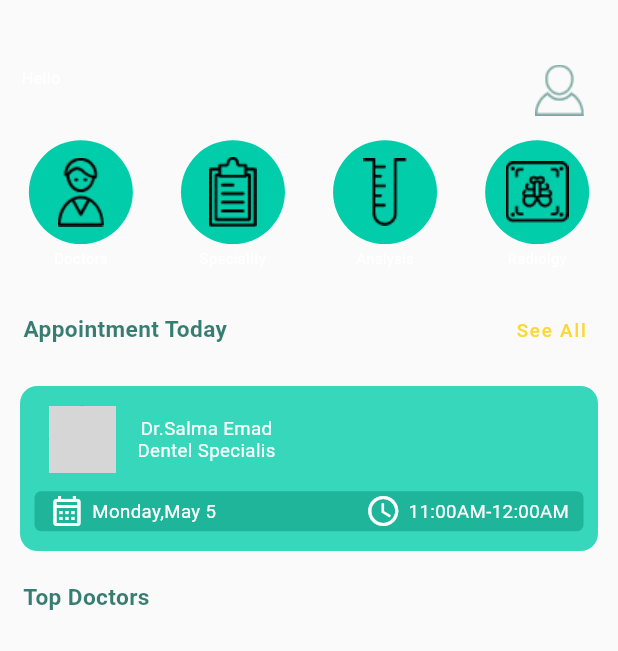
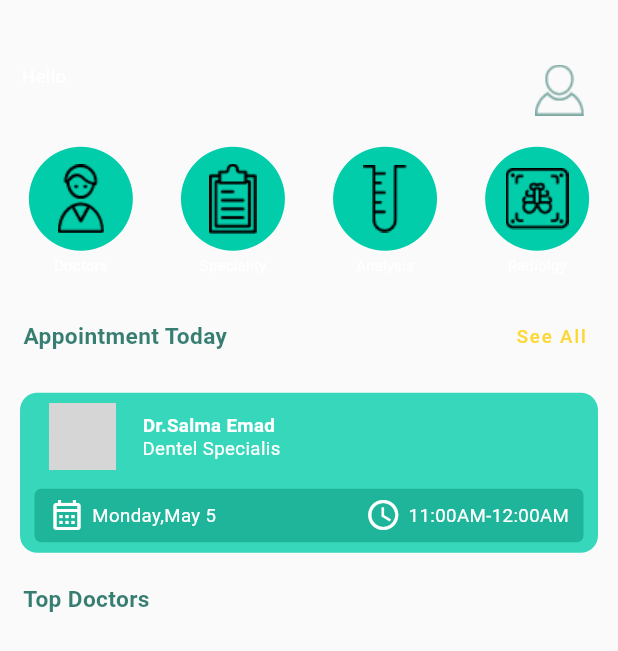
Before and after one commit to m6197/hospital_management-, a Flutter app: the homescrren screen opened directly, on a phone screen of 412 x 824 dp. Shown: the top 651 px of the screen. Run offline on Flutter 3.47's test engine with Material 2 defaults, Android fonts, the phone set to English and light mode, and no system bars; our stand-ins replace bloc, dio, flutter_bloc, flutter_screenutil, shared_preferences, toggle_switch; missing offline and left inert: animated_button_bar; accounts and stored records are empty; network calls fail; grey boxes are pictures that could not be loaded.

Commit message:
home screen

```diff
--- a/lib/View/homescreen_components/homescreen.dart
+++ b/lib/View/homescreen_components/homescreen.dart
@@ -35,7 +35,7 @@ class homescrren extends StatelessWidget {
                             Text(
                               'Hello',
                               style: TextStyle(
-                                fontSize: 12.sp,
+                                fontSize: 14.sp,
                               ),
                             ),
                             Text(
@@ -44,6 +44,7 @@ class homescrren extends StatelessWidget {
                                   : '',
                               style: TextStyle(
                                 fontWeight: FontWeight.bold,
+                                fontSize: 18.sp,
                               ),
                             ),
                           ],
@@ -64,7 +65,7 @@ class homescrren extends StatelessWidget {
                     ),
                   ),
                   SizedBox(
-                    height: 10.h,
+                    height: 15.h,
                   ),
                   Column(
                     crossAxisAlignment: CrossAxisAlignment.start,
@@ -218,7 +219,7 @@ class homescrren extends StatelessWidget {
     return Padding(
       padding: EdgeInsets.all(15.0.r),
       child: Container(
-        height: 110,
+        height: 120.h,
         decoration: BoxDecoration(
           color: Color.fromARGB(200, 1, 205, 170),
           borderRadius: BorderRadius.circular(13.r),
@@ -245,10 +246,11 @@ class homescrren extends StatelessWidget {
                       'Dr.Salma Emad',
                       style: TextStyle(
                         color: Colors.white,
+                        fontWeight: FontWeight.bold,
                       ),
                     ),
                     Text(
-                      'Dentel Specialis',
+                      ' Dentel Specialis',
                       style: TextStyle(
                         color: Colors.white,
                       ),
@@ -263,7 +265,7 @@ class homescrren extends StatelessWidget {
             Padding(
               padding: EdgeInsets.symmetric(vertical: 0, horizontal: 10.w),
               child: Container(
-                height: 30.h,
+                height: 40.h,
                 decoration: BoxDecoration(
                   color: Color.fromARGB(120, 2, 143, 119),
                   borderRadius: BorderRadius.circular(5.r),
```
